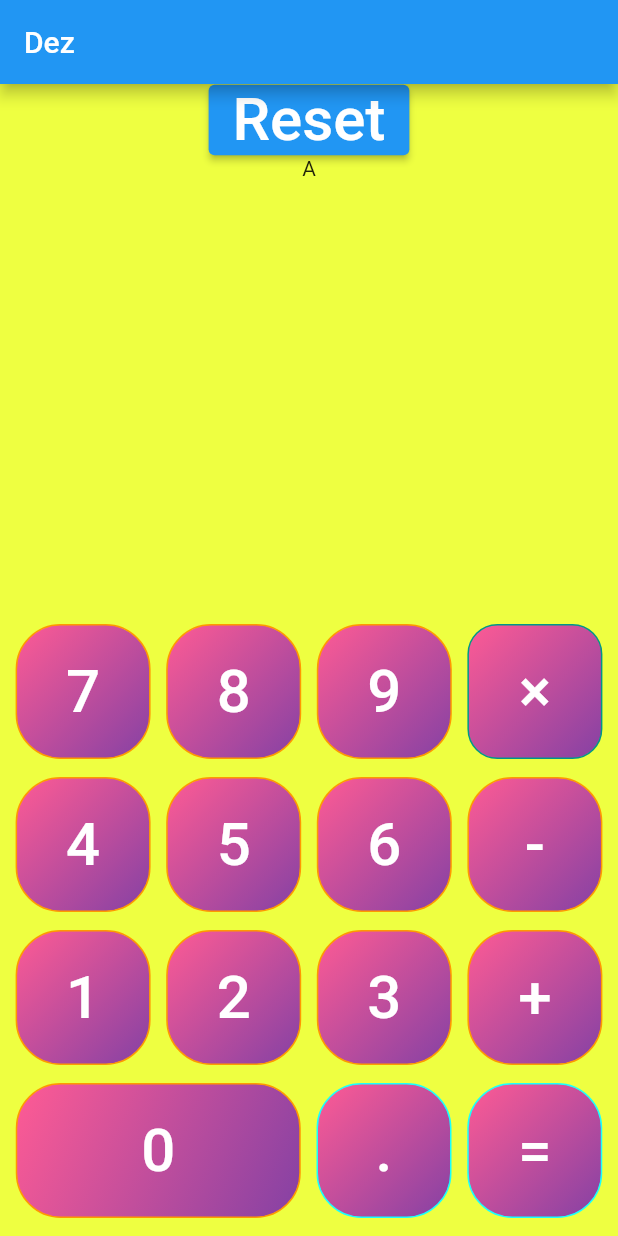
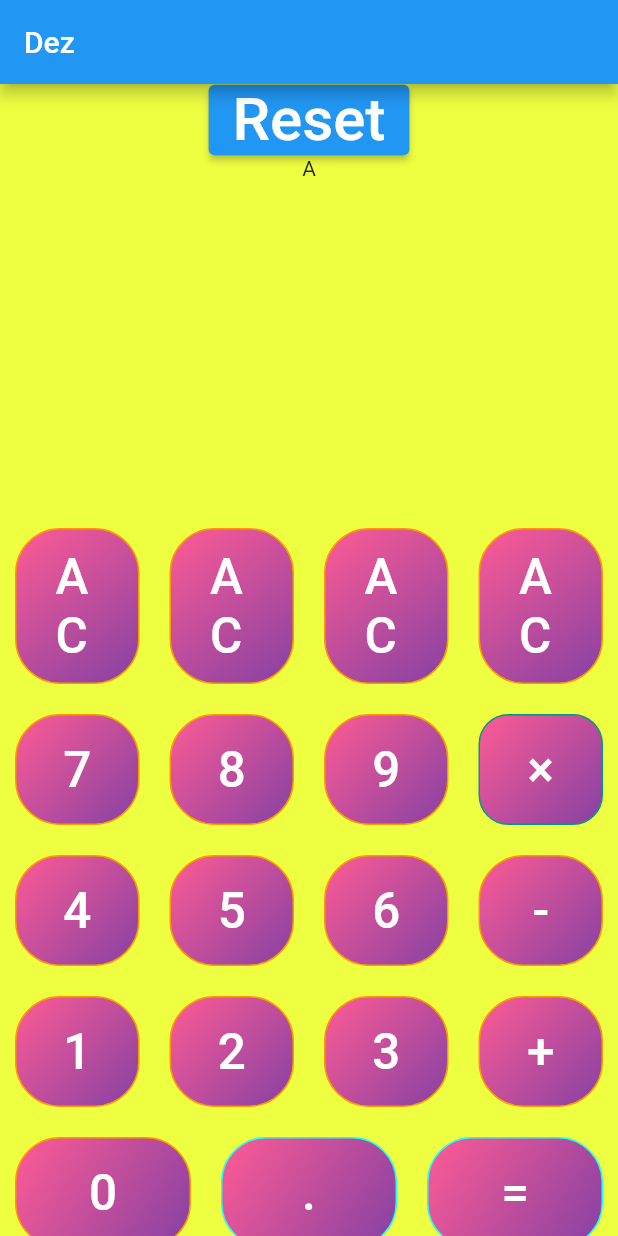
Before and after one commit to blackout358/Calculator-Flutter, a Flutter app: the screen it shows after launch, on a phone screen of 412 x 824 dp. Run offline on Flutter 3.47's test engine with Material 2 defaults, Android fonts, the phone set to English and light mode, and no system bars.

Commit message:
Added paddign and margin to appbutton widget

```diff
--- a/lib/Widgets/app_buttons.dart
+++ b/lib/Widgets/app_buttons.dart
@@ -23,9 +23,13 @@ class AppButtons extends StatelessWidget {
       required this.onPressed});
   @override
   Widget build(BuildContext context) {
-    return Container(
-      width: width,
-      height: height,
+    return Expanded(
+      child: Container(
+        margin: EdgeInsets.all(10),
+        padding: EdgeInsets.symmetric(horizontal: 10, vertical: 12),
+        // width: width,
+        // height: (MediaQuery.of(context).size.width - 30) / 4,
+        // width: (MediaQuery.of(context).size.width - 30) / 4,
         decoration: BoxDecoration(
             // color: backgroundColor,
             gradient: const LinearGradient(
@@ -42,11 +46,13 @@ class AppButtons extends StatelessWidget {
               shadowColor: Colors.transparent,
               foregroundColor: foregroundColor,
               shape: RoundedRectangleBorder(
-                borderRadius: BorderRadius.circular(borderRadius.toDouble()))),
+                  borderRadius:
+                      BorderRadius.circular(borderRadius.toDouble()))),
           child: Text(
             text,
-          style: const TextStyle(
-            fontSize: 40,
+            style: TextStyle(
+              fontSize: 0.08 * MediaQuery.of(context).size.width,
+            ),
           ),
         ),
       ),
--- a/lib/main.dart
+++ b/lib/main.dart
@@ -47,11 +47,66 @@ class _MainAppState extends State<MainApp> {
             ),
             Spacer(),
             Container(
-              height: 420,
+              // margin: EdgeInsets.all(24),
+              // padding: EdgeInsets.symmetric(horizontal: 20, vertical: 12),
+              height: (MediaQuery.of(context).size.width + 70),
               alignment: Alignment.bottomCenter,
               child: Column(
                 mainAxisAlignment: MainAxisAlignment.spaceEvenly,
                 children: [
+                  Row(
+                    mainAxisAlignment: MainAxisAlignment.spaceEvenly,
+                    children: [
+                      AppButtons(
+                        foregroundColor: Colors.white,
+                        backgroundColor: Colors.red,
+                        borderColor: Colors.orange,
+                        text: "AC",
+                        width: 90,
+                        height: 90,
+                        borderRadius: 30,
+                        onPressed: () {
+                          print("Hey");
+                        },
+                      ),
+                      AppButtons(
+                        foregroundColor: Colors.white,
+                        backgroundColor: Colors.red,
+                        borderColor: Colors.orange,
+                        text: "AC",
+                        width: 90,
+                        height: 90,
+                        borderRadius: 30,
+                        onPressed: () {
+                          print("Hey");
+                        },
+                      ),
+                      AppButtons(
+                        foregroundColor: Colors.white,
+                        backgroundColor: Colors.red,
+                        borderColor: Colors.orange,
+                        text: "AC",
+                        width: 90,
+                        height: 90,
+                        borderRadius: 30,
+                        onPressed: () {
+                          print("Hey");
+                        },
+                      ),
+                      AppButtons(
+                        foregroundColor: Colors.white,
+                        backgroundColor: Colors.red,
+                        borderColor: Colors.orange,
+                        text: "AC",
+                        width: 90,
+                        height: 90,
+                        borderRadius: 30,
+                        onPressed: () {
+                          print("Hey");
+                        },
+                      ),
+                    ],
+                  ),
                   Row(
                     mainAxisAlignment: MainAxisAlignment.spaceEvenly,
                     children: [
@@ -175,6 +230,7 @@ class _MainAppState extends State<MainApp> {
                         borderRadius: 30,
                         onPressed: () {
                           setState(() {
+                            print(MediaQuery.of(context).size.width);
                             text = "0";
                           });
                         },
@@ -207,6 +263,9 @@ class _MainAppState extends State<MainApp> {
                 ],
               ),
             ),
+            SizedBox(
+              height: 0,
+            ),
           ],
         ),
       ),
```
Lines whose indentation alone changed are shown as unchanged.
